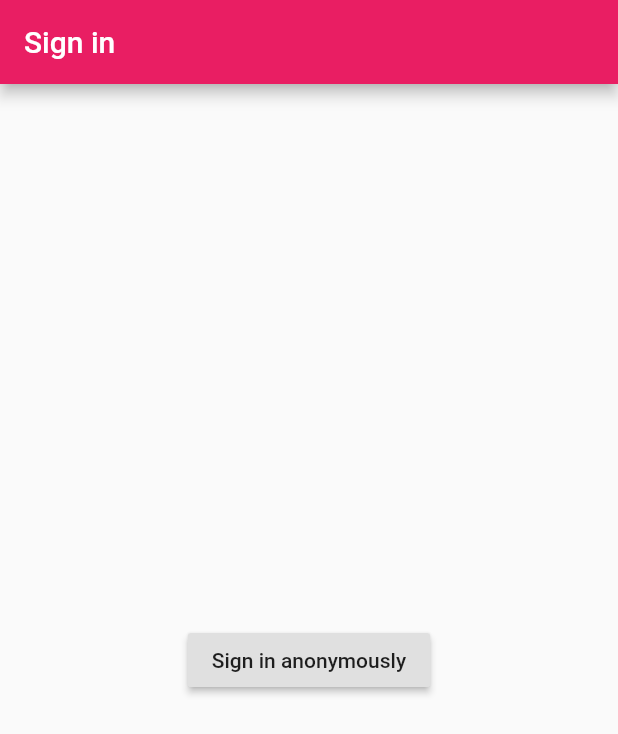
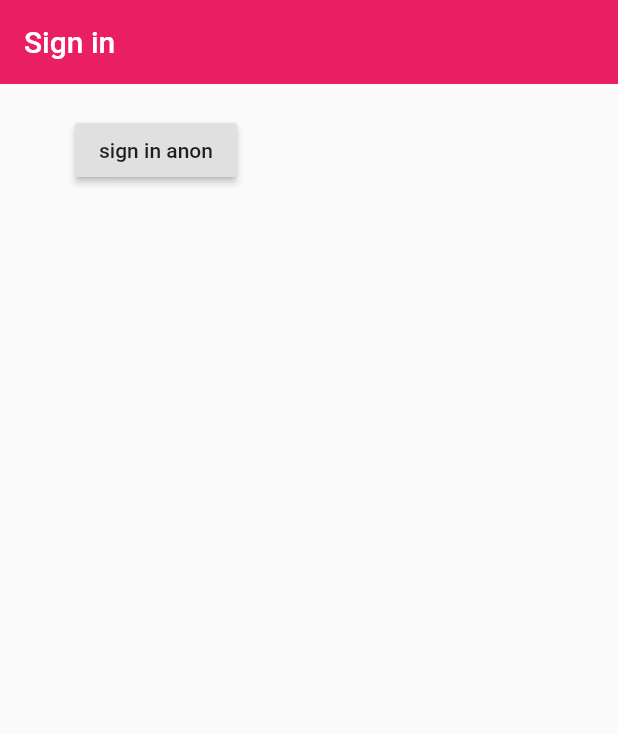
Before and after one commit to meomkarchavan/Healthore, a Flutter app: the screen it shows after launch, on a phone screen of 412 x 824 dp. Shown: the top 734 px of the screen. Run offline on Flutter 3.47's test engine with Material 2 defaults, Android fonts, the phone set to English and light mode, and no system bars; our stand-ins replace firebase_auth; accounts and stored records are empty.

Commit message:
anom sign in added

```diff
--- a/lib/main.dart
+++ b/lib/main.dart
@@ -1,5 +1,5 @@
 import 'package:flutter/material.dart';
-import 'package:heatlhore/pages/signINpage.dart';
+import 'package:heatlhore/wrapper.dart';
 
 void main() => runApp(MyApp());
 
@@ -13,7 +13,7 @@ class MyApp extends StatelessWidget {
         primarySwatch: Colors.pink,
       ),
       // home: MyHomePage(title: 'Healthore'),
-      home: SignInPage(),
+      home: Wrapper(),
     );
   }
 }
--- /dev/null
+++ b/lib/screens/authenticate/authenticate.dart
@@ -0,0 +1,16 @@
+import 'package:flutter/material.dart';
+import 'package:heatlhore/screens/authenticate/sign_in.dart';
+
+class Authenticate extends StatefulWidget {
+  @override
+  _AuthenticateState createState() => _AuthenticateState();
+}
+
+class _AuthenticateState extends State<Authenticate> {
+  @override
+  Widget build(BuildContext context) {
+    return Container(
+      child: SignIn(),
+    );
+  }
+}
--- /dev/null
+++ b/lib/screens/authenticate/sign_in.dart
@@ -0,0 +1,37 @@
+import 'package:heatlhore/services/auth.dart';
+import 'package:flutter/material.dart';
+
+class SignIn extends StatefulWidget {
+  @override
+  _SignInState createState() => _SignInState();
+}
+
+class _SignInState extends State<SignIn> {
+
+  final AuthService _auth = AuthService();
+
+  @override
+  Widget build(BuildContext context) {
+    return Scaffold(
+      appBar: AppBar(
+        elevation: 0.0,
+        title: Text('Sign in'),
+      ),
+      body: Container(
+        padding: EdgeInsets.symmetric(vertical: 20.0, horizontal: 50.0),
+        child: RaisedButton(
+          child: Text('sign in anon'),
+          onPressed: () async {
+            dynamic result = await _auth.signInAnon();
+            if(result == null){
+              print('error signing in');
+            } else {
+              print('signed in');
+              print(result.uid);
+            }
+          },
+        ),
+      ),
+    );
+  }
+}
--- a/lib/services/auth.dart
+++ b/lib/services/auth.dart
@@ -4,7 +4,6 @@ import 'package:heatlhore/models/user.dart';
 class AuthService {
 
   final FirebaseAuth _auth = FirebaseAuth.instance;
-
   // create user obj based on firebase user
   User _userFromFirebaseUser(FirebaseUser user) {
     return user != null ? User(uid: user.uid) : null;
--- /dev/null
+++ b/lib/wrapper.dart
@@ -0,0 +1,11 @@
+import 'package:flutter/material.dart';
+import 'package:heatlhore/screens/authenticate/authenticate.dart';
+
+class Wrapper extends StatelessWidget {
+  @override
+  Widget build(BuildContext context) {
+    // return either the Home or Authenticate widget
+    return Authenticate();
+
+  }
+}
```
Also changed, not shown: lib/screens/Home/Home.dart (renamed from lib/screens/Home.dart), lib/screens/Home/Profile.dart (renamed from lib/screens/Profile.dart), lib/screens/Home/addPost.dart (renamed from lib/screens/addPost.dart), lib/screens/authenticate/signIN.dart (renamed from lib/pages/signINpage.dart), 1 other file.
